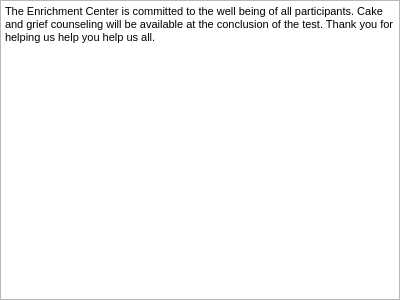
This is Sources/StrokesSolver/StrokesSolverWidget.ui in FromtonRouge/KaladriusTrainer as Qt 5 draws it before an edit. The edited form follows.
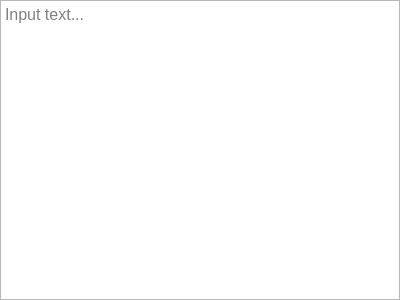
This is the edited form. Custom widgets are drawn as their Qt base class.

Diff of the .ui file:
```diff
--- a/Sources/StrokesSolver/StrokesSolverWidget.ui
+++ b/Sources/StrokesSolver/StrokesSolverWidget.ui
@@ -28,12 +28,13 @@
    </property>
    <item row="0" column="0" colspan="2">
     <widget class="StrokesSolverTextEdit" name="textEdit">
-     <property name="html">
-      <string>&lt;!DOCTYPE HTML PUBLIC &quot;-//W3C//DTD HTML 4.0//EN&quot; &quot;http://www.w3.org/TR/REC-html40/strict.dtd&quot;&gt;
-&lt;html&gt;&lt;head&gt;&lt;meta name=&quot;qrichtext&quot; content=&quot;1&quot; /&gt;&lt;style type=&quot;text/css&quot;&gt;
-p, li { white-space: pre-wrap; }
-&lt;/style&gt;&lt;/head&gt;&lt;body style=&quot; font-family:'MS Shell Dlg 2'; font-size:8.25pt; font-weight:400; font-style:normal;&quot;&gt;
-&lt;p style=&quot; margin-top:0px; margin-bottom:0px; margin-left:0px; margin-right:0px; -qt-block-indent:0; text-indent:0px;&quot;&gt;&lt;span style=&quot; font-size:8pt;&quot;&gt;The Enrichment Center is committed to the well being of all participants. Cake and grief counseling will be available at the conclusion of the test. Thank you for helping us help you help us all.&lt;/span&gt;&lt;/p&gt;&lt;/body&gt;&lt;/html&gt;</string>
+     <property name="font">
+      <font>
+       <pointsize>12</pointsize>
+      </font>
+     </property>
+     <property name="acceptRichText">
+      <bool>false</bool>
      </property>
      <property name="placeholderText">
       <string>Input text...</string>
```
